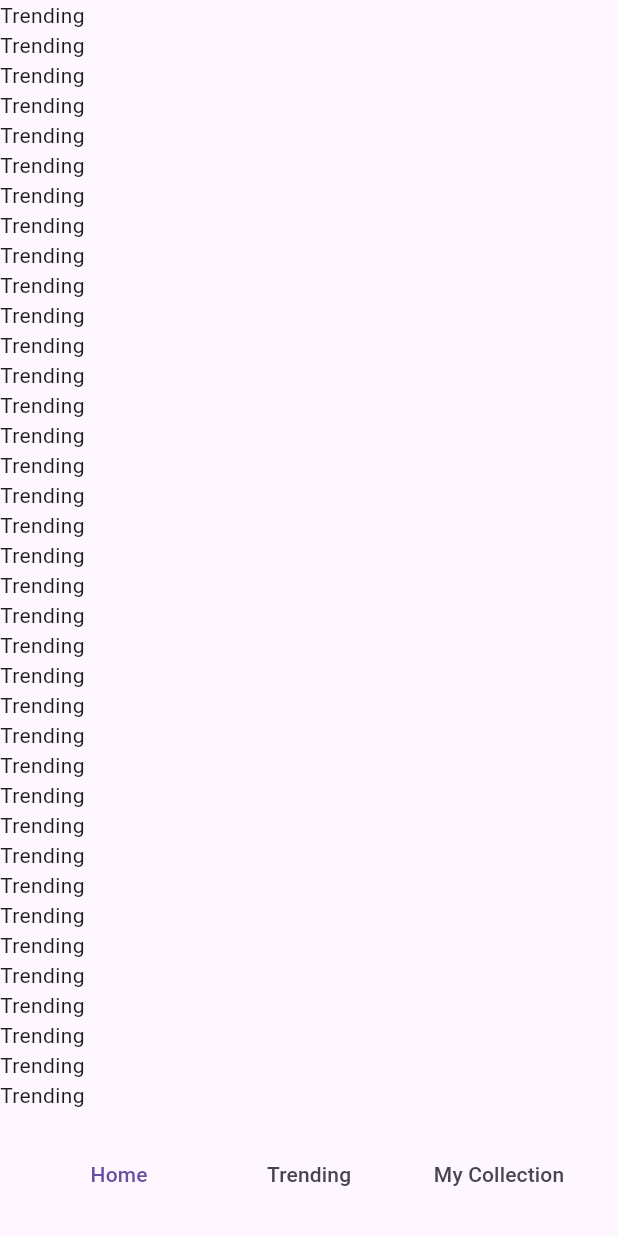
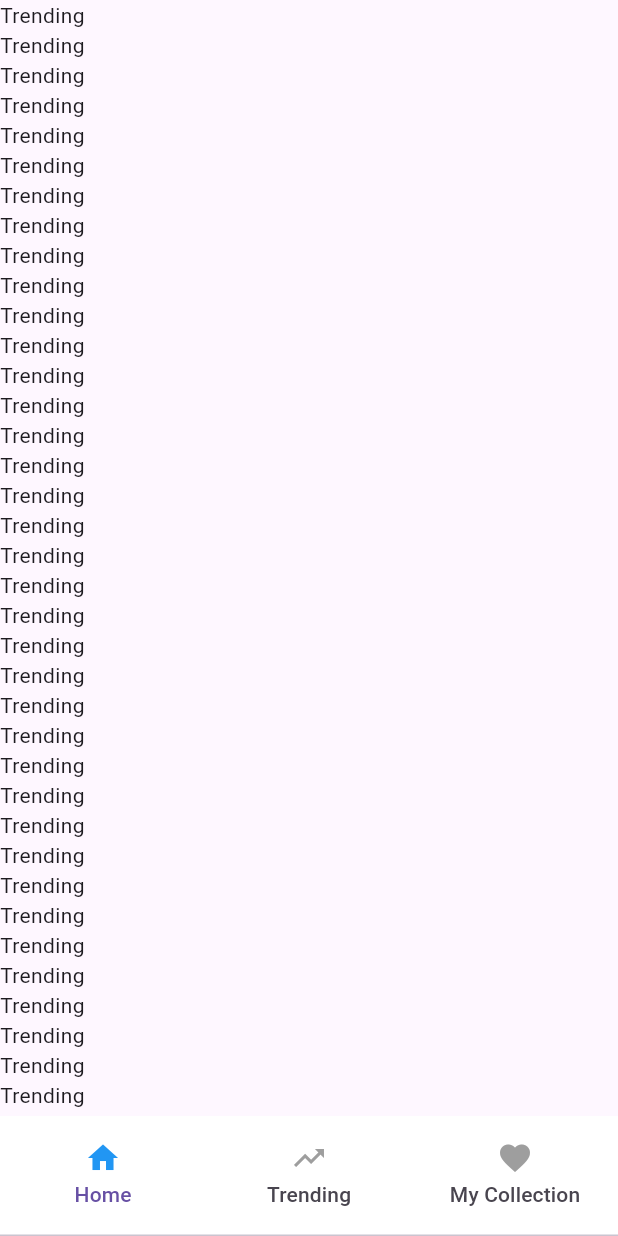
Before and after one commit to Hnonstoph00/flutter1, a Flutter app: the screen it shows after launch, on a phone screen of 412 x 824 dp. Run offline on Flutter 3.47's test engine with Material 3 defaults, Android fonts, the phone set to English and light mode, and no system bars.

Commit message:
huyha/remove_unneed_tabbar_scafford

```diff
--- a/lib/main.dart
+++ b/lib/main.dart
@@ -27,8 +27,7 @@ class MainView extends StatefulWidget {
   _MainViewState createState() => _MainViewState();
 }
 
-class _MainViewState extends State<MainView>
-    with SingleTickerProviderStateMixin {
+class _MainViewState extends State<MainView> with SingleTickerProviderStateMixin {
   late final TabController _tabController;
 
   @override
@@ -45,40 +44,62 @@ class _MainViewState extends State<MainView>
 
   @override
   Widget build(BuildContext context) {
-    return Scaffold(
-      body: TabBarView(
+    return Material(
+      child: Column(
+        children: [
+          Expanded(
+            child: TabBarView(
               controller: _tabController,
               children: [
-          HomeView(
-            trendingService: TrendingServiceImpl(),
-          ),
+                HomeView(trendingService: TrendingServiceImpl()),
                 const TrendingView(),
                 const MyCollectionView(),
               ],
             ),
-      bottomNavigationBar: SafeArea(
-        child: BottomAppBar(
-          color: Colors.transparent,
-          child: Container(
+          ),
+          Container(
+            color: Colors.white, // Background color of the BottomAppBar
+            height: 80.0, // Fixed height for the TabBar
             child: TabBar(
-              dividerColor: Colors.transparent,
               controller: _tabController,
-              indicator: const BoxDecoration(
-                border: Border(
-                  bottom: BorderSide(
-                    color: Colors.transparent, // No underline
-                  ),
-                ),
-              ),
-              tabs: const [
-                Tab(text: 'Home'),
-                Tab(text: 'Trending'),
-                Tab(text: 'My Collection'),
+                            indicator: BoxDecoration(), // Removes the tab indicator
+
+              tabs: [
+                CustomTab(icon: Icons.home, label: 'Home', index: 0, controller: _tabController),
+                CustomTab(icon: Icons.trending_up, label: 'Trending', index: 1, controller: _tabController),
+                CustomTab(icon: Icons.favorite, label: 'My Collection', index: 2, controller: _tabController),
               ],
             ),
           ),
-        ),
+        ],
       ),
     );
   }
 }
+
+class CustomTab extends StatelessWidget {
+  final IconData icon;
+  final String label;
+  final int index;
+  final TabController controller;
+
+  const CustomTab({
+    required this.icon,
+    required this.label,
+    required this.index,
+    required this.controller,
+    super.key,
+  });
+
+  @override
+  Widget build(BuildContext context) {
+    bool isSelected = controller.index == index;
+    return Tab(
+      icon: Icon(
+        icon,
+        color: isSelected ? Colors.blue : Colors.grey, // Change icon color based on selection
+      ),
+      text: label,
+    );
+  }
+}
```
Lines whose indentation alone changed are shown as unchanged.
